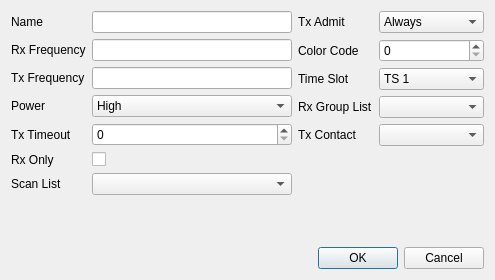
Old version of the form src/digitalchanneldialog.ui in the repository hmatuschek/qdmr.
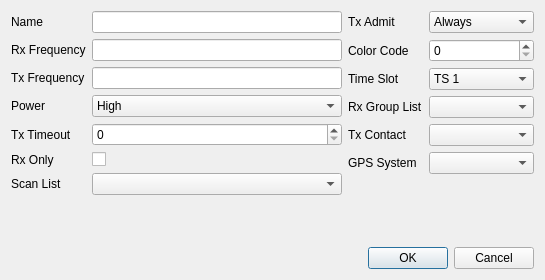
New version of the form.

Commit message: Implemented GPS system settings.

The edit to the form file:
```diff
--- a/src/digitalchanneldialog.ui
+++ b/src/digitalchanneldialog.ui
@@ -6,7 +6,7 @@
    <rect>
     <x>0</x>
     <y>0</y>
-    <width>431</width>
+    <width>545</width>
     <height>280</height>
    </rect>
   </property>
@@ -195,6 +195,16 @@
        <item row="4" column="1">
         <widget class="QComboBox" name="txContact"/>
        </item>
+       <item row="5" column="0">
+        <widget class="QLabel" name="label">
+         <property name="text">
+          <string>GPS System</string>
+         </property>
+        </widget>
+       </item>
+       <item row="5" column="1">
+        <widget class="QComboBox" name="gpsSystem"/>
+       </item>
       </layout>
      </item>
     </layout>
```
The commit also changes 11 other files.
